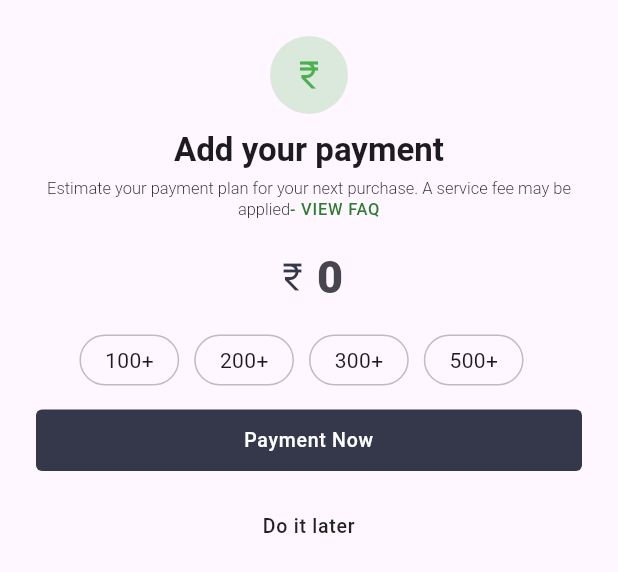
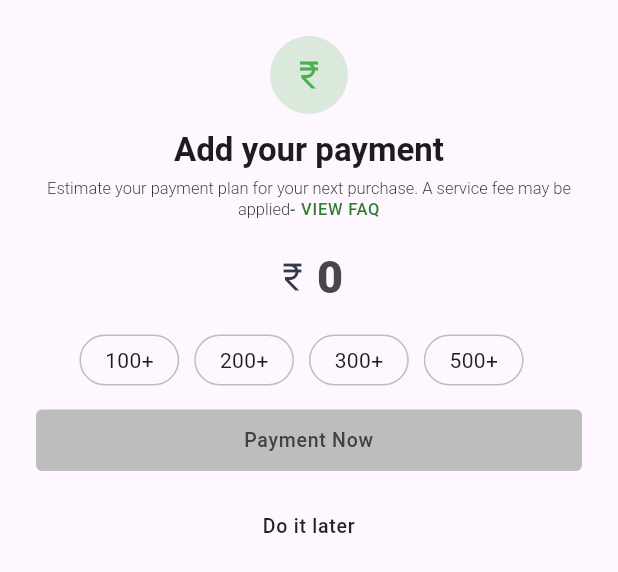
Before and after one commit to kshirsagar-krn/flutter_study, a Flutter app: the RezorpayOnlinePayment widget shown alone on an empty page, opened directly, after a tap on "Payment Now", on a phone screen of 412 x 824 dp. Shown: the top 572 px of the screen. Run offline on Flutter 3.47's test engine with Material 3 defaults, Android fonts, the phone set to English and light mode, and no system bars; our stand-ins replace bloc, cached_network_image, get, internet_connection_checker, lottie, page_transition and 2 more; missing offline and left inert: flutter_inappwebview, razorpay_flutter; accounts and stored records are empty; network calls fail.

Commit message:
first commit

```diff
--- /dev/null
+++ b/lib/bloc/sign_up/sign_up_event.dart
@@ -0,0 +1,4 @@
+part of 'sign_up_bloc.dart';
+
+@immutable
+sealed class SignUpEvent {}
--- /dev/null
+++ b/lib/bloc/sign_up/sign_up_state.dart
@@ -0,0 +1,6 @@
+part of 'sign_up_bloc.dart';
+
+@immutable
+sealed class SignUpState {}
+
+final class SignUpInitial extends SignUpState {}
--- a/lib/main.dart
+++ b/lib/main.dart
@@ -1,5 +1,4 @@
 import 'dart:async';
-
 import 'package:flutter/material.dart';
 import 'package:get/get.dart';
 import 'package:internet_connection_checker/internet_connection_checker.dart';
@@ -8,6 +7,7 @@ import 'widgets/maintance_screen.dart';
 import 'widgets/network_screen.dart';
 
 void main() {
+  WidgetsFlutterBinding.ensureInitialized();
   // await Init().initialize();
   runApp(const MyApp());
 }
--- a/lib/utils/custom_button.dart
+++ b/lib/utils/custom_button.dart
@@ -5,6 +5,8 @@ import 'theme.dart';
 enum ButtonType { fillButton, outlineButton, onlyText }
 
 class CustomButton extends StatelessWidget {
+  final bool isLoading;
+  final bool isDisable;
   final ButtonType buttonType;
   final double? width;
   final String buttonText;
@@ -18,6 +20,8 @@ class CustomButton extends StatelessWidget {
 
   CustomButton({
     super.key,
+    this.isLoading = false,
+    this.isDisable = false,
     required this.buttonText,
     required this.onClick,
     this.width,
@@ -35,7 +39,7 @@ class CustomButton extends StatelessWidget {
     // Common Container properties for all button types
     final containerDecoration = BoxDecoration(
       color: buttonType == ButtonType.fillButton
-          ? (bckColor ?? primary)
+          ? isDisable ? Colors.grey.shade400 :  (bckColor ?? primary)
           : Colors.transparent,
       gradient: colors.isNotEmpty
           ? LinearGradient(
@@ -53,12 +57,14 @@ class CustomButton extends StatelessWidget {
           fontSize: textFontSize ?? 14,
           color: textColor ??
               (buttonType == ButtonType.fillButton
-                  ? Colors.white
+                  ? isDisable ? Colors.grey.shade800 :  Colors.white
                   : Colors.black87),
         );
 
     // Common Text widget for all button types
-    final buttonTextWidget = Text(
+    final buttonTextWidget = isLoading ? const SizedBox(
+      height: 20, width: 20,
+        child: CircularProgressIndicator(strokeWidth: 2, color: primary,)) : Text(
       buttonText,
       textAlign: TextAlign.center,
       style: textStyle,
--- a/lib/widgets/rezorpay_dialogue.dart
+++ b/lib/widgets/rezorpay_dialogue.dart
@@ -178,9 +178,14 @@ class _RezorpayOnlinePaymentState extends State<RezorpayOnlinePayment> {
             height: 16,
           ),
           CustomButton(
-            onClick: () {
-              double payAmount = double.parse(_paymentController.text);
-              rezorpayController.onPay(payment: double.parse( _paymentController.text));
+            isDisable: _paymentController.text.isEmpty,
+            isLoading: rezorpayController.isLoading,
+            onClick: () async {
+              // Navigator.pop(context);
+              if(_paymentController.text.isNotEmpty){
+                double payAmount = double.parse(_paymentController.text);
+                await rezorpayController.onPay(payment: double.parse( _paymentController.text));
+              }
             },
             buttonText: 'Payment Now',
             textFontSize: 13,
@@ -206,9 +211,9 @@ class _RezorpayOnlinePaymentState extends State<RezorpayOnlinePayment> {
             buttonType: ButtonType.onlyText,
             buttonRadius: 4,
           ),
-          const SizedBox(
-            height: 16,
-          ),
+          // const SizedBox(
+          //   height: 16,
+          // ),
         ],
       ),
     );
--- a/pubspec.yaml
+++ b/pubspec.yaml
@@ -49,6 +49,7 @@ dependencies:
   intl: ^0.19.0
   razorpay_flutter: ^1.3.7
   get: ^4.6.6
+  flutter_bloc: ^8.1.6
 
 dev_dependencies:
   flutter_test:
```
Also changed, not shown: lib/bloc/sign_up/sign_up_bloc.dart (added, +13 -0 lines), lib/controllers/rezorpay_controller.dart (+16 -1 lines), lib/controllers/strip_controller.dart (added), pubspec.lock.
